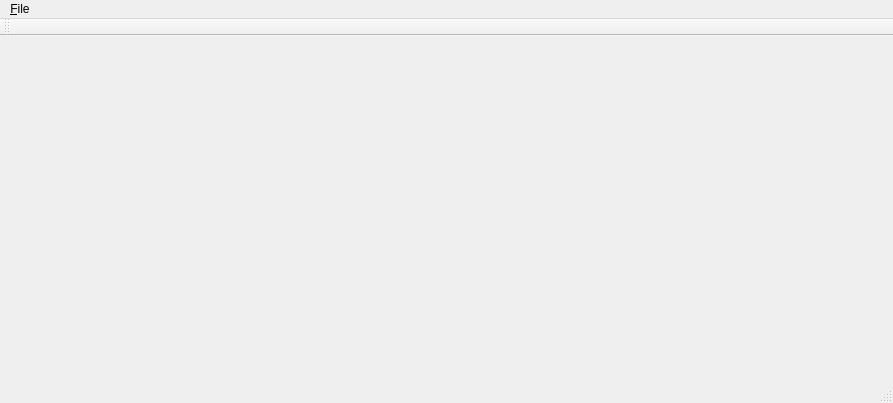
Before: the Qt Designer form src/mainwindow.ui in AlekseyDurachenko/qookmarks, drawn with Qt 5.
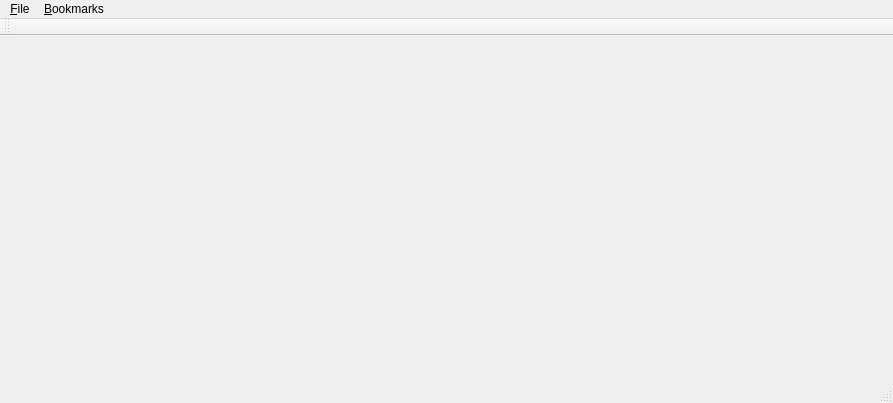
After: the same form once the commit is applied.

Commit message: add project class

```diff
--- a/src/mainwindow.ui
+++ b/src/mainwindow.ui
@@ -36,7 +36,17 @@
     <addaction name="action_Quit"/>
     <addaction name="action_Save"/>
    </widget>
+   <widget class="QMenu" name="menu_Bookmarks">
+    <property name="title">
+     <string>&amp;Bookmarks</string>
+    </property>
+    <addaction name="action_create"/>
+    <addaction name="action_open"/>
+    <addaction name="action_save"/>
+    <addaction name="action_close"/>
+   </widget>
    <addaction name="menu_File"/>
+   <addaction name="menu_Bookmarks"/>
   </widget>
   <widget class="QToolBar" name="mainToolBar">
    <attribute name="toolBarArea">
```
Left out of the diff: 20 changed lines with no effect on the pictures. The commit also changes 8 other files.
